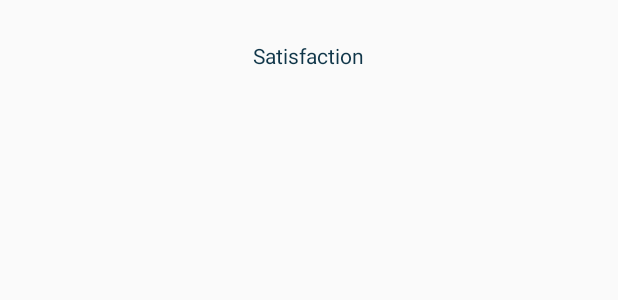
After one commit to chris89culley/MyStats-University, an Android app: the layout satisfaction_header.xml on its own in the app's theme, with its tools: preview values and no code run, on a phone screen of 412 x 824 dp. The commit adds this screen. Shown: the top 300 px of the screen. Run offline under Robolectric (Android 15) with nearby library versions, the phone set to English and light mode, and no system bars.

Commit message:
Set up the new colour scheme to be implemented

```diff
--- a/app/src/main/java/Utilities/Colours.java
+++ b/app/src/main/java/Utilities/Colours.java
@@ -8,7 +8,7 @@ import android.graphics.Color;
 
 public enum Colours {
 
-    LIGHT_BLUE_SEARCH_PAGE("#8DA6B3"), MED_BLUE_SEARCH_PAGE("#5E8091"), DARK_BLUE_SEARCH_PAGE("#254F63");
+    TURTLE_GREEN("#88B04B"), TEAL_DEER("#94E8B4"), GREEN_SHEEN("#72BDA3") , MUMMYS_TOMB("#839788"), OLD_BURGUNDY("#3B322C");
 
     private int color;
     Colours(String hex){
--- a/app/src/main/res/drawable-xxhdpi/border.xml
+++ b/app/src/main/res/drawable-xxhdpi/border.xml
@@ -3,7 +3,7 @@
 <item>
     <shape android:shape="rectangle">
         <stroke
-            android:color="#254F63"
+            android:color="#3B322C"
             android:width="2dp"
 
             />
--- a/app/src/main/res/drawable-xxhdpi/buttonshape.xml
+++ b/app/src/main/res/drawable-xxhdpi/buttonshape.xml
@@ -4,7 +4,7 @@
 android:radius="14dp"
 />
 <solid
-android:color="#254F63"
+android:color="#88B04B"
 />
 <padding
 android:left="10dp"
@@ -18,6 +18,6 @@ android:height="40dp"
 />
 <stroke
 android:width="3dp"
-android:color="#254F63"
+android:color="#3B322C"
 />
 </shape>
--- a/app/src/main/res/layout/activity_home.xml
+++ b/app/src/main/res/layout/activity_home.xml
@@ -5,7 +5,7 @@
     android:layout_width="match_parent"
     android:layout_height="match_parent"
     android:paddingBottom="@dimen/activity_vertical_margin"
-    android:background="#BECED5"
+    android:background="#94E8B4"
     android:id="@+id/drawerLayout">
 
 
--- /dev/null
+++ b/app/src/main/res/layout/satisfaction_header.xml
@@ -0,0 +1,21 @@
+<?xml version="1.0" encoding="utf-8"?>
+<RelativeLayout xmlns:android="http://schemas.android.com/apk/res/android"
+    android:layout_width="match_parent"
+    android:layout_height="match_parent"
+    android:id="@+id/testing1">
+
+
+
+    <TextView
+        android:id="@+id/satTitle"
+        android:layout_width="wrap_content"
+        android:layout_height="wrap_content"
+        android:gravity="center"
+        android:text="Satisfaction"
+        android:textColor="#103649"
+        android:layout_alignParentTop="true"
+        android:layout_centerHorizontal="true"
+        android:layout_marginBottom="27dp"
+        android:layout_marginTop="27dp" />
+
+</RelativeLayout>
```
Also changed, not shown: app/src/main/java/Adapters/CourseListAdapter.java (+3 -9 lines), app/src/main/res/layout/satisfaction_row.xml (added, +26 -0 lines), app/src/main/res/layout/satisfaction_row_header.xml (added, +36 -0 lines), app/src/main/res/drawable-xxhdpi/aboutbutton.png, app/src/main/res/drawable-xxhdpi/accountbutton.png, app/src/main/res/drawable-xxhdpi/creditcard.png, app/src/main/res/drawable-xxhdpi/percent.png, app/src/main/res/drawable-xxhdpi/quicksearchbutton.png, app/src/main/res/drawable-xxhdpi/searchbutton.png, app/src/main/res/drawable-xxhdpi/ucastips.png, app/src/main/res/drawable-xxhdpi/workorstudy.png.
